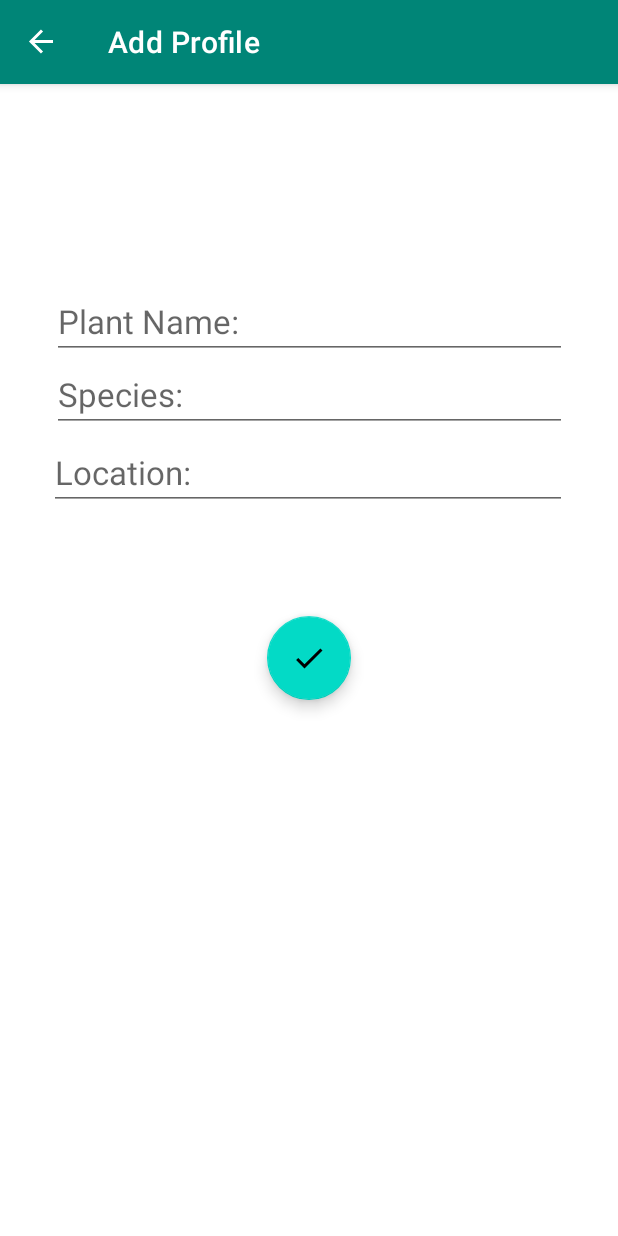
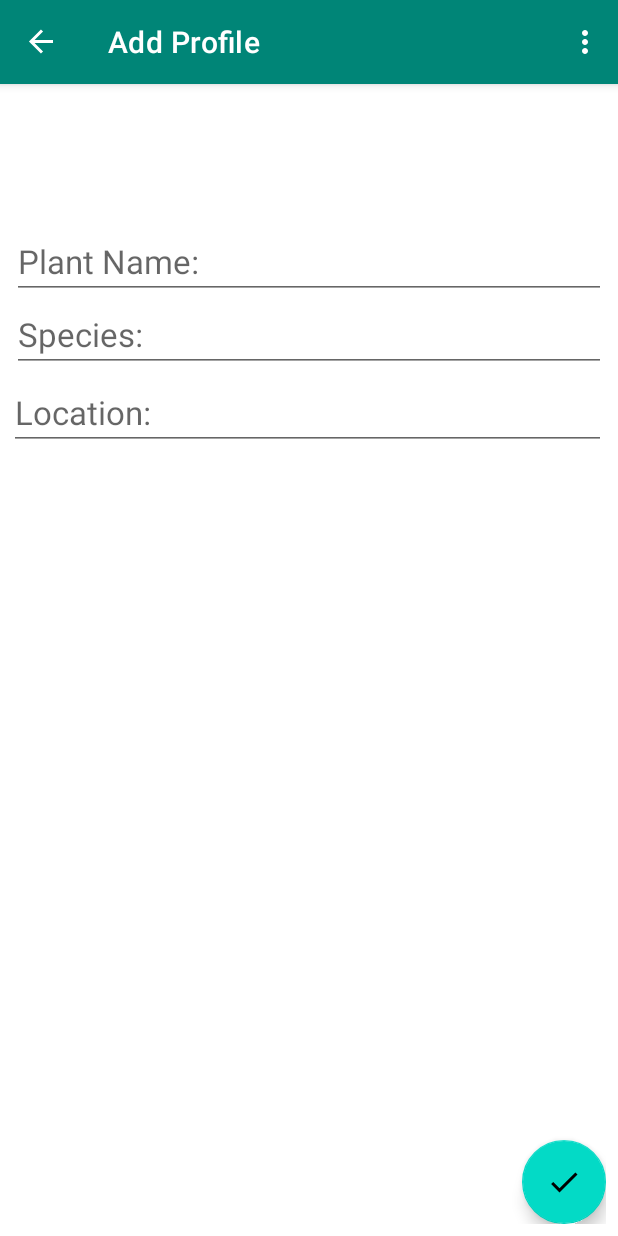
Before and after one commit to smgbx/Plant, an Android app: the AddProfileFragment screen opened through its navigation route, on a phone screen of 412 x 824 dp. Run offline under Robolectric (Android 15) with nearby library versions, the phone set to English and light mode, and no system bars; our stand-ins replace Room's generated code, navigation-ui; 1 statement that could not run was skipped.

Commit message:
Can add profile, modify profiles, and delete profiles.

```diff
--- a/app/build.gradle
+++ b/app/build.gradle
@@ -4,7 +4,7 @@ apply plugin: 'kotlin-android'
 
 apply plugin: 'kotlin-android-extensions'
 
-apply plugin: "androidx.navigation.safeargs.kotlin"
+apply plugin: "androidx.navigation.safeargs"
 
 apply plugin: 'kotlin-kapt'
 
@@ -41,7 +41,7 @@ dependencies {
 
     //Room
     implementation "androidx.room:room-runtime:2.2.4"
-    kapt "androidx.room:room-compiler:2.2.4:2.2.4"
+    kapt "androidx.room:room-compiler:2.2.4"
 
     implementation "androidx.room:room-ktx:2.2.4"
     //End Room
--- a/app/src/main/java/com/example/plantv2/db/Profile.kt
+++ b/app/src/main/java/com/example/plantv2/db/Profile.kt
@@ -2,13 +2,14 @@ package com.example.plantv2.db
 
 import androidx.room.Entity
 import androidx.room.PrimaryKey
+import java.io.Serializable
 
 @Entity
 data class Profile (
     val name: String,
     val species: String,
     val location: String
-){
+):Serializable{
     @PrimaryKey(autoGenerate = true)
     var id : Int = 0
 }
--- a/app/src/main/java/com/example/plantv2/db/ProfileDao.kt
+++ b/app/src/main/java/com/example/plantv2/db/ProfileDao.kt
@@ -1,8 +1,6 @@
 package com.example.plantv2.db
 
-import androidx.room.Dao
-import androidx.room.Insert
-import androidx.room.Query
+import androidx.room.*
 
 @Dao
 interface ProfileDao {
@@ -12,4 +10,10 @@ interface ProfileDao {
 
     @Query("SELECT * FROM profile ORDER BY id DESC")
     suspend fun getAllProfiles() : List<Profile>
+
+    @Update
+    suspend fun updateProfile(profile: Profile)
+
+    @Delete
+    suspend fun deleteProfile(profile: Profile)
 }
--- a/app/src/main/java/com/example/plantv2/ui/AddProfileFragment.kt
+++ b/app/src/main/java/com/example/plantv2/ui/AddProfileFragment.kt
@@ -1,14 +1,14 @@
 package com.example.plantv2.ui
 
 
+import android.app.AlertDialog
 import android.os.AsyncTask
 import android.os.Bundle
+import android.view.*
 
-import android.view.LayoutInflater
-import android.view.View
-import android.view.ViewGroup
 import android.widget.Toast
 import androidx.fragment.app.Fragment
+import androidx.navigation.Navigation
 
 import com.example.plantv2.R
 import com.example.plantv2.db.Profile
@@ -19,10 +19,14 @@ import kotlinx.coroutines.launch
 
 class AddProfileFragment : BaseFragment() {
 
+    private var profile: Profile? = null
+
     override fun onCreateView(
         inflater: LayoutInflater, container: ViewGroup?,
         savedInstanceState: Bundle?
     ): View? {
+
+        setHasOptionsMenu(true)
         // Inflate the layout for this fragment
         return inflater.inflate(R.layout.fragment_add_profile, container, false)
     }
@@ -30,7 +34,14 @@ class AddProfileFragment : BaseFragment() {
     override fun onActivityCreated(savedInstanceState: Bundle?) {
         super.onActivityCreated(savedInstanceState)
 
-        button_save.setOnClickListener{
+        arguments?.let {
+            profile = AddProfileFragmentArgs.fromBundle(it).profile
+            edit_text_name.setText(profile?.name)
+            edit_text_species.setText(profile?.species)
+            edit_text_location.setText(profile?.location)
+        }
+
+        button_save.setOnClickListener{ view ->
 
             val profileName = edit_text_name.text.toString().trim()
             val profileSpecies = edit_text_species.text.toString().trim()
@@ -43,10 +54,20 @@ class AddProfileFragment : BaseFragment() {
             }
 
             launch{
-                val profile = Profile(profileName, profileSpecies, profileLocation)
                 context?.let {
-                    ProfileDatabase(it).getProfileDao().addProfile(profile)
-                    it.toast("Profile saved")
+                    val mProfile = Profile(profileName, profileSpecies, profileLocation)
+
+                    if(profile == null){
+                        ProfileDatabase(it).getProfileDao().addProfile(mProfile)
+                        it.toast("Profile saved")
+                    }else{
+                        mProfile.id = profile!!.id
+                        ProfileDatabase(it).getProfileDao().updateProfile(mProfile)
+                        it.toast("Profile updated")
+                    }
+
+                    val action = AddProfileFragmentDirections.actionSaveProfile()
+                    Navigation.findNavController(view).navigate(action)
                 }
             }
 
@@ -54,4 +75,34 @@ class AddProfileFragment : BaseFragment() {
 
     }
 
+    private fun deleteProfile(){
+        AlertDialog.Builder(context).apply {
+            setTitle("Are you sure you want to delete this plant?")
+            setMessage("You can't undo this operation.")
+            setPositiveButton("Yes"){_,_ ->
+                launch {
+                    ProfileDatabase(context).getProfileDao().deleteProfile(profile!!)
+                    val action = AddProfileFragmentDirections.actionSaveProfile()
+                    Navigation.findNavController(view!!).navigate(action)
+                }
+            }
+            setNegativeButton("No"){_,_ ->
+
+            }
+        }.create().show()
+    }
+
+    override fun onOptionsItemSelected(item: MenuItem): Boolean {
+        when(item.itemId){
+            R.id.delete -> if(profile != null) deleteProfile() else context?.toast("Cannot delete null profile.")
+        }
+
+        return super.onOptionsItemSelected(item)
+    }
+
+    override fun onCreateOptionsMenu(menu: Menu, inflater: MenuInflater) {
+        super.onCreateOptionsMenu(menu, inflater)
+        inflater.inflate(R.menu.menu, menu)
+    }
+
 }
--- a/app/src/main/java/com/example/plantv2/ui/ProfileAdapter.kt
+++ b/app/src/main/java/com/example/plantv2/ui/ProfileAdapter.kt
@@ -3,12 +3,13 @@ package com.example.plantv2.ui
 import android.view.LayoutInflater
 import android.view.View
 import android.view.ViewGroup
+import androidx.navigation.Navigation
 import androidx.recyclerview.widget.RecyclerView
 import com.example.plantv2.R
 import com.example.plantv2.db.Profile
 import kotlinx.android.synthetic.main.profile_layout.view.*
 
-class ProfileAdapter(val profiles : List<Profile>) : RecyclerView.Adapter<ProfileAdapter.ProfileViewHolder>(){
+class ProfileAdapter(private val profiles : List<Profile>) : RecyclerView.Adapter<ProfileAdapter.ProfileViewHolder>(){
     override fun onCreateViewHolder(parent: ViewGroup, viewType: Int): ProfileViewHolder {
         return ProfileViewHolder(
             LayoutInflater.from(parent.context)
@@ -21,6 +22,12 @@ class ProfileAdapter(val profiles : List<Profile>) : RecyclerView.Adapter<Profil
     override fun onBindViewHolder(holder: ProfileViewHolder, position: Int) {
         holder.view.text_view_name.text = profiles[position].name
         holder.view.text_view_species.text = profiles[position].species
+
+        holder.view.setOnClickListener {
+            val action = HomeFragmentDirections.actionAddProfile()
+            action.profile = profiles[position]
+            Navigation.findNavController(it).navigate(action)
+        }
     }
 
     class ProfileViewHolder(val view: View) : RecyclerView.ViewHolder(view)
--- a/app/src/main/res/layout/activity_main.xml
+++ b/app/src/main/res/layout/activity_main.xml
@@ -9,15 +9,16 @@
     <fragment
         android:id="@+id/fragment"
         android:name="androidx.navigation.fragment.NavHostFragment"
-        android:layout_width="343dp"
-        android:layout_height="670dp"
-        android:layout_marginTop="1dp"
-        android:layout_marginBottom="1dp"
+        android:layout_width="0dp"
+        android:layout_height="0dp"
+        app:navGraph="@navigation/nav_graph"
         app:defaultNavHost="true"
+        android:layout_marginTop="8dp"
+        android:layout_marginBottom="8dp"
+        app:layout_constraintEnd_toEndOf="parent"
+        app:layout_constraintTop_toTopOf="parent"
+        app:layout_constraintStart_toStartOf="parent"
         app:layout_constraintBottom_toBottomOf="parent"
-        app:layout_constraintEnd_toEndOf="parent"
-        app:layout_constraintStart_toStartOf="parent"
-        app:layout_constraintTop_toTopOf="parent"
-        app:layout_constraintVertical_bias="0.491"
-        app:navGraph="@navigation/nav_graph" />
+        android:layout_marginStart="8dp"
+        android:layout_marginEnd="8dp"/>
 </androidx.constraintlayout.widget.ConstraintLayout>
--- a/app/src/main/res/layout/fragment_add_profile.xml
+++ b/app/src/main/res/layout/fragment_add_profile.xml
@@ -45,12 +45,10 @@
 
     <com.google.android.material.floatingactionbutton.FloatingActionButton
         android:id="@+id/button_save"
-        android:layout_width="84dp"
-        android:layout_height="126dp"
-        android:layout_centerVertical="true"
-        android:layout_centerHorizontal="true"
-        android:layout_marginRight="171dp"
-        android:layout_marginBottom="265dp"
+        android:layout_width="wrap_content"
+        android:layout_height="wrap_content"
+        android:layout_alignParentRight="true"
+        android:layout_alignParentBottom="true"
         android:clickable="true"
         android:src="@drawable/ic_check_black_24dp"
         android:tint="@android:color/black" />
--- /dev/null
+++ b/app/src/main/res/menu/menu.xml
@@ -0,0 +1,8 @@
+<?xml version="1.0" encoding="utf-8"?>
+<menu xmlns:android="http://schemas.android.com/apk/res/android">
+
+    <item
+        android:title="Delete"
+        android:id="@+id/delete"
+        />
+</menu>
--- a/app/src/main/res/navigation/nav_graph.xml
+++ b/app/src/main/res/navigation/nav_graph.xml
@@ -22,5 +22,10 @@
         <action
             android:id="@+id/actionSaveProfile"
             app:destination="@id/homeFragment" />
+        <argument
+            app:argType="com.example.plantv2.db.Profile"
+            android:name="Profile"
+            app:nullable="true"
+            android:defaultValue="@null" />
     </fragment>
 </navigation>
```
Also changed, not shown: app/src/main/res/layout/fragment_home.xml (+4 -12 lines).
